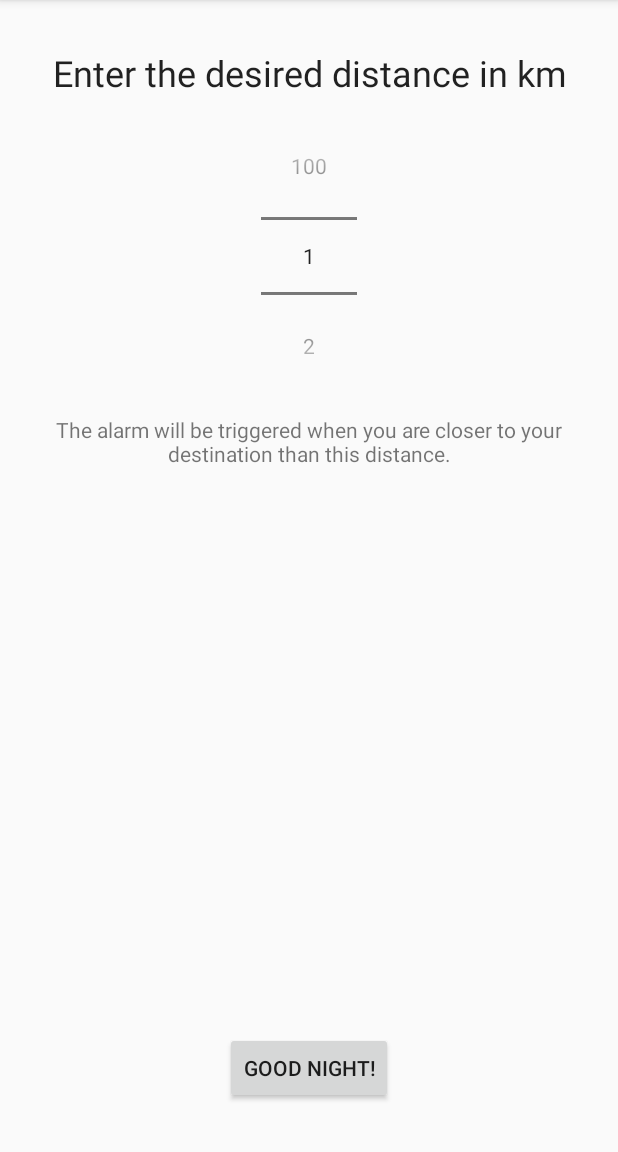
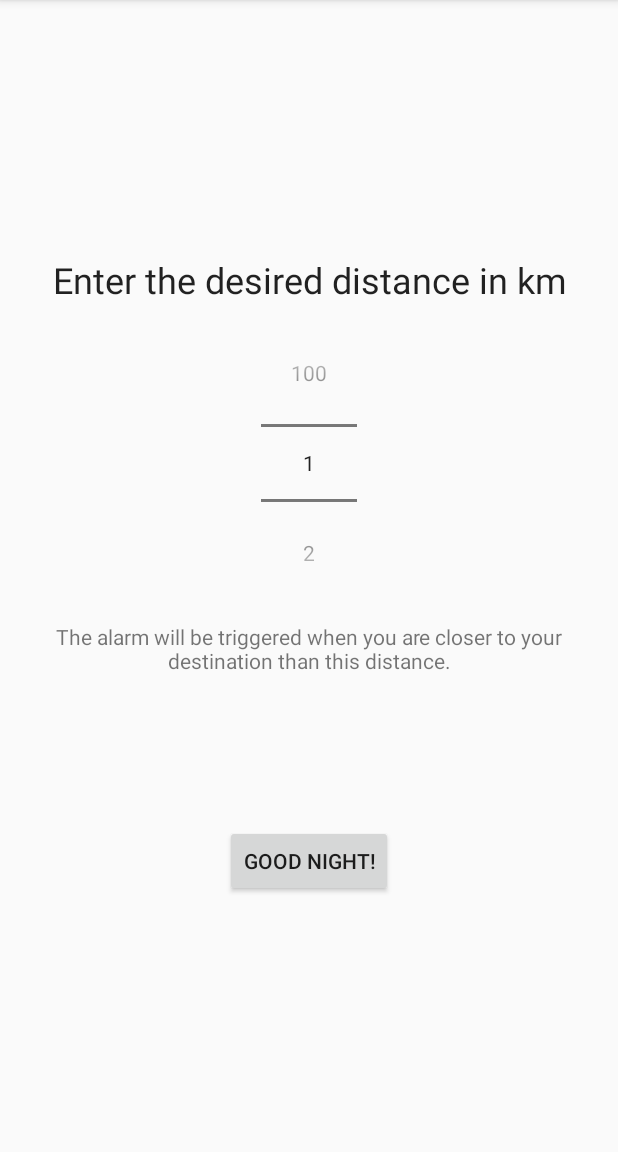
Before and after one commit to adiehl96/TRAINsleeperBEEPER, an Android app: the DistanceActivity screen opened directly, with no data from a screen before it, on a phone screen of 412 x 824 dp, the part 84-1236 px from its top. Run offline under Robolectric (Android 15) with nearby library versions, the phone set to English and light mode, and no system bars.

Commit message:
Replace relative with linear layout.

```diff
--- a/app/src/main/res/layout/activity_distance.xml
+++ b/app/src/main/res/layout/activity_distance.xml
@@ -1,5 +1,5 @@
 <?xml version="1.0" encoding="utf-8"?>
-<RelativeLayout xmlns:android="http://schemas.android.com/apk/res/android"
+<LinearLayout xmlns:android="http://schemas.android.com/apk/res/android"
     xmlns:tools="http://schemas.android.com/tools"
     android:layout_width="match_parent"
     android:layout_height="match_parent"
@@ -7,7 +7,9 @@
     android:paddingLeft="@dimen/activity_horizontal_margin"
     android:paddingRight="@dimen/activity_horizontal_margin"
     android:paddingTop="@dimen/activity_vertical_margin"
-    tools:context="com.example.bestizer.gpsidea.DistanceActivity">
+    tools:context="com.example.bestizer.gpsidea.DistanceActivity"
+    android:orientation="vertical"
+    android:gravity="center_vertical|center_horizontal">
 
     <TextView
         android:layout_width="fill_parent"
@@ -15,20 +17,14 @@
         android:text="Enter the desired distance in km"
         android:id="@+id/textView"
         android:textSize="@dimen/abc_text_size_headline_material"
-        android:layout_marginTop="@dimen/activity_vertical_margin"
         android:textColor="@color/abc_primary_text_material_light"
-        android:layout_alignParentTop="true"
-        android:layout_alignParentEnd="true"
         android:textAlignment="center" />
 
-    <Button
+    <NumberPicker
         android:layout_width="wrap_content"
         android:layout_height="wrap_content"
-        android:text="Good Night!"
-        android:layout_alignParentBottom="true"
-        android:layout_centerHorizontal="true"
-        android:layout_marginBottom="@dimen/activity_vertical_margin"
-        android:onClick="handleChooseButton"/>
+        android:id="@+id/distancePicker"
+        android:layout_marginTop="@dimen/activity_vertical_margin" />
 
     <TextView
         android:layout_width="wrap_content"
@@ -36,16 +32,13 @@
         android:textAppearance="?android:attr/textAppearanceSmall"
         android:text="The alarm will be triggered when you are closer to your destination than this distance."
         android:textAlignment="center"
-        android:layout_below="@+id/distancePicker"
-        android:layout_alignParentStart="true"
         android:layout_marginTop="@dimen/activity_vertical_margin" />
 
-    <NumberPicker
+    <Button
         android:layout_width="wrap_content"
         android:layout_height="wrap_content"
-        android:id="@+id/distancePicker"
-        android:layout_below="@+id/textView"
-        android:layout_centerHorizontal="true"
-        android:layout_marginTop="@dimen/activity_vertical_margin" />
+        android:text="Good Night!"
+        android:onClick="handleChooseButton"
+        android:layout_marginTop="100dp" />
 
-</RelativeLayout>
+</LinearLayout>
```
